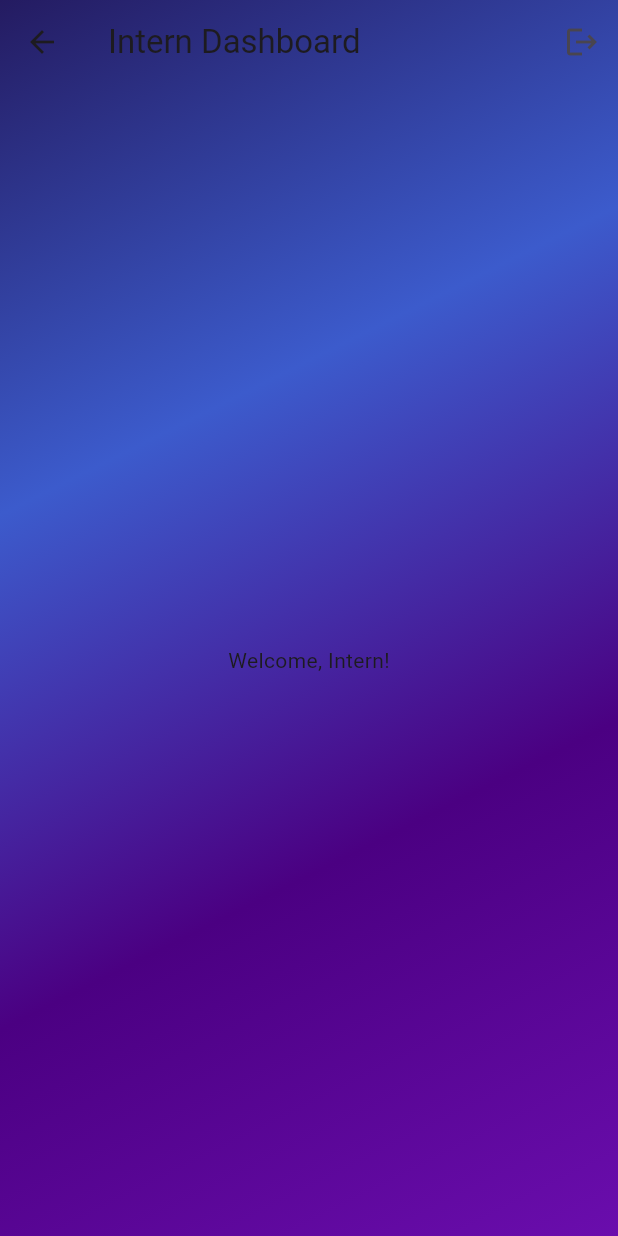
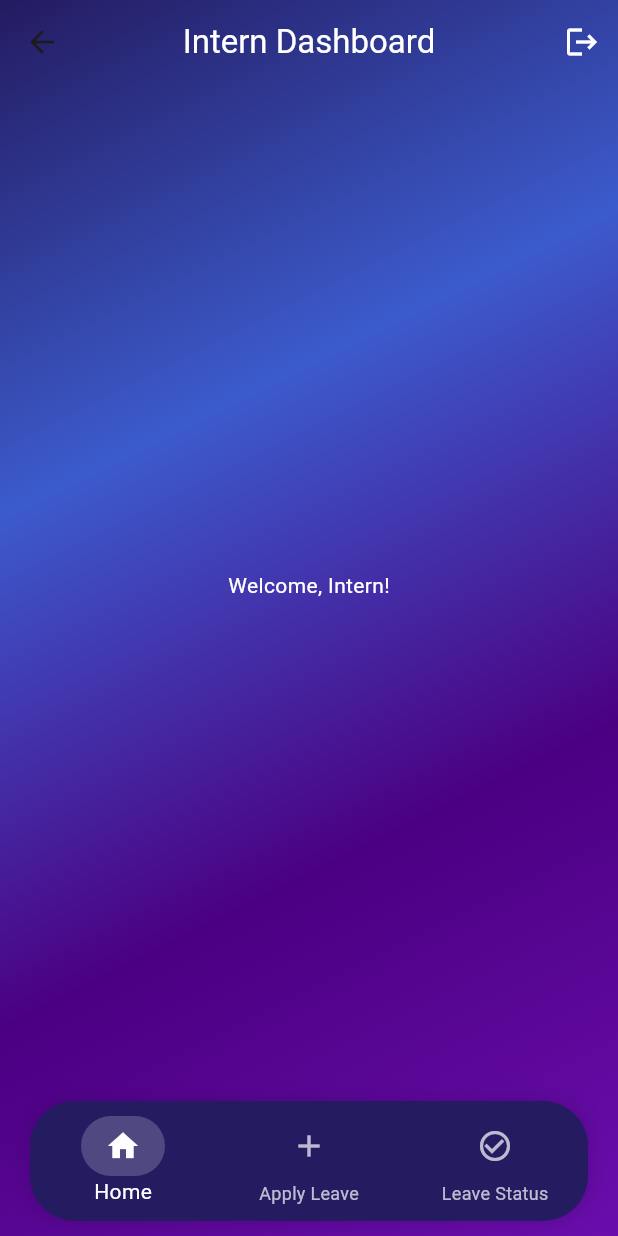
Before and after one commit to Molotov921/leave_app_management_system, a Flutter app: the InternDashboard screen opened by its route, on a phone screen of 412 x 824 dp. Run offline on Flutter 3.47's test engine with Material 3 defaults, Android fonts, the phone set to English and light mode, and no system bars; our stand-ins replace cloud_firestore, firebase_auth, firebase_core, get; accounts and stored records are empty; network calls fail.

Commit message:
intern_ui

```diff
--- a/lib/controllers/auth_controller.dart
+++ b/lib/controllers/auth_controller.dart
@@ -18,9 +18,9 @@ class AuthController extends GetxController {
     firebaseUser.bindStream(_auth.authStateChanges());
 
     ever(firebaseUser, (User? user) async {
+      await Future.delayed(const Duration(seconds: 3));
+
       if (user != null) {
-        await Future.delayed(const Duration(seconds: 1));
-
         try {
           DocumentSnapshot userDoc =
               await _firestore.collection('users').doc(user.uid).get();
--- a/lib/main.dart
+++ b/lib/main.dart
@@ -6,8 +6,7 @@ import 'firebase_options.dart';
 import 'screens/auth/login_screen.dart';
 import 'screens/admin/admin_dashboard.dart';
 import 'screens/auth/signup_screen.dart';
-import 'screens/interns/intern_dashboard.dart';
-import 'screens/intro/intro_screen.dart';
+import 'screens/interns/intern_home.dart';
 import 'screens/splash/splash_screen.dart';
 
 void main() async {
@@ -16,19 +15,8 @@ void main() async {
     options: DefaultFirebaseOptions.currentPlatform,
   );
 
-  Get.put(AuthController());
-
-  runApp(const MyApp());
-}
-
-class MyApp extends StatelessWidget {
-  const MyApp({super.key});
-
-  @override
-  Widget build(BuildContext context) {
-    return GetMaterialApp(
+  runApp(GetMaterialApp(
     debugShowCheckedModeBanner: false,
-      title: 'Leave Management System',
     theme: ThemeData(
       useMaterial3: true,
       scaffoldBackgroundColor: Colors.transparent,
@@ -39,6 +27,7 @@ class MyApp extends StatelessWidget {
     ),
     initialRoute: '/',
     builder: (context, child) {
+      Get.put(AuthController());
       return Container(
         decoration: const BoxDecoration(
           gradient: LinearGradient(
@@ -57,12 +46,10 @@ class MyApp extends StatelessWidget {
     },
     getPages: [
       GetPage(name: '/', page: () => const SplashScreen()),
-        GetPage(name: '/intro', page: () => const IntroScreen()),
       GetPage(name: '/login', page: () => const LoginScreen()),
+      GetPage(name: '/signup', page: () => const RegisterScreen()),
       GetPage(name: '/adminDashboard', page: () => const AdminDashboard()),
       GetPage(name: '/internDashboard', page: () => const InternDashboard()),
-        GetPage(name: '/signup', page: () => const RegisterScreen()),
     ],
-    );
+  ));
 }
-}
--- a/lib/screens/auth/login_screen.dart
+++ b/lib/screens/auth/login_screen.dart
@@ -68,7 +68,7 @@ class _LoginScreenState extends State<LoginScreen> {
               )
             : null,
         filled: true,
-        fillColor: Colors.white.withOpacity(0.2),
+        fillColor: Colors.white.withValues(alpha: 0.2),
         border: OutlineInputBorder(
           borderRadius: BorderRadius.circular(30),
           borderSide: BorderSide.none,
@@ -137,7 +137,7 @@ class _LoginScreenState extends State<LoginScreen> {
                             ),
                             elevation: 10,
                             shadowColor:
-                                const Color(0xFF3C5BCC).withOpacity(0.5),
+                                const Color(0xFF3C5BCC).withValues(alpha: 0.5),
                           ),
                           child: const Text(
                             'Sign In',
--- a/lib/screens/auth/signup_screen.dart
+++ b/lib/screens/auth/signup_screen.dart
@@ -62,7 +62,7 @@ class _RegisterScreenState extends State<RegisterScreen> {
               )
             : null,
         filled: true,
-        fillColor: Colors.white.withOpacity(0.2),
+        fillColor: Colors.white.withValues(alpha: 0.2),
         border: OutlineInputBorder(
           borderRadius: BorderRadius.circular(30),
           borderSide: BorderSide.none,
@@ -138,7 +138,7 @@ class _RegisterScreenState extends State<RegisterScreen> {
                             ),
                             elevation: 10,
                             shadowColor:
-                                const Color(0xFF3C5BCC).withOpacity(0.5),
+                                const Color(0xFF3C5BCC).withValues(alpha: 0.5),
                           ),
                           child: const Text(
                             'Register',
--- a/lib/screens/interns/intern_dashboard.dart
+++ b/lib/screens/interns/intern_dashboard.dart
@@ -1,31 +1,15 @@
 import 'package:flutter/material.dart';
-import 'package:get/get.dart';
-import '../../services/auth_services.dart';
 
-class InternDashboard extends StatelessWidget {
-  const InternDashboard({super.key});
+class InternDashboardContent extends StatelessWidget {
+  const InternDashboardContent({super.key});
 
   @override
   Widget build(BuildContext context) {
-    final AuthService authService = AuthService();
-
-    void logout() async {
-      await authService.signOut();
-      Get.offAllNamed('/login');
-    }
-
-    return Scaffold(
-      appBar: AppBar(
-        title: const Text("Intern Dashboard"),
-        actions: [
-          IconButton(
-            icon: const Icon(Icons.logout),
-            onPressed: logout,
-            tooltip: 'Logout',
-          ),
-        ],
+    return const Center(
+      child: Text(
+        "Welcome, Intern!",
+        style: TextStyle(color: Colors.white),
       ),
-      body: const Center(child: Text("Welcome, Intern!")),
     );
   }
 }
--- /dev/null
+++ b/lib/screens/interns/intern_home.dart
@@ -0,0 +1,132 @@
+import 'package:flutter/material.dart';
+import 'package:get/get.dart';
+import '../../services/auth_services.dart';
+import 'apply_leave.dart';
+import 'intern_dashboard.dart';
+import 'leave_status.dart';
+
+class InternDashboard extends StatefulWidget {
+  const InternDashboard({super.key});
+
+  @override
+  State<InternDashboard> createState() => _InternDashboardState();
+}
+
+class _InternDashboardState extends State<InternDashboard> {
+  int _selectedIndex = 0;
+  final PageController _pageController = PageController();
+
+  final List<Widget> _screens = [
+    const InternDashboardContent(),
+    const ApplyLeave(),
+    const LeaveStatus(),
+  ];
+
+  final List<String> _titles = [
+    "Intern Dashboard",
+    "Apply Leave",
+    "Leave Status",
+  ];
+
+  void _onItemTapped(int index) {
+    setState(() {
+      _selectedIndex = index;
+    });
+    _pageController.jumpToPage(index);
+  }
+
+  @override
+  Widget build(BuildContext context) {
+    final AuthService authService = AuthService();
+
+    void logout() async {
+      await authService.signOut();
+      Get.offAllNamed('/login');
+    }
+
+    return Scaffold(
+      appBar: AppBar(
+        centerTitle: true,
+        title: Text(
+          _titles[_selectedIndex],
+          style: const TextStyle(color: Colors.white),
+        ),
+        actions: [
+          IconButton(
+            icon: const Icon(
+              Icons.logout,
+              color: Colors.white,
+            ),
+            onPressed: logout,
+            tooltip: 'Logout',
+          ),
+        ],
+      ),
+      body: PageView(
+        controller: _pageController,
+        onPageChanged: (index) {
+          setState(() {
+            _selectedIndex = index;
+          });
+        },
+        children: _screens,
+      ),
+      bottomNavigationBar: Padding(
+        padding: const EdgeInsets.symmetric(horizontal: 20.0, vertical: 10.0),
+        child: Container(
+          height: 80,
+          decoration: BoxDecoration(
+            borderRadius: BorderRadius.circular(30),
+            color: const Color(0xFF241B61),
+            boxShadow: [
+              BoxShadow(
+                color: Colors.black12,
+                blurRadius: 10,
+                spreadRadius: 2,
+              ),
+            ],
+          ),
+          child: ClipRRect(
+            borderRadius: BorderRadius.circular(30),
+            child: BottomNavigationBar(
+              items: [
+                _buildBarItem(Icons.home, 'Home', 0),
+                _buildBarItem(Icons.add, 'Apply Leave', 1),
+                _buildBarItem(Icons.check_circle_outline, 'Leave Status', 2),
+              ],
+              currentIndex: _selectedIndex,
+              onTap: _onItemTapped,
+              elevation: 0,
+              backgroundColor: Colors.transparent,
+              selectedItemColor: Colors.white,
+              unselectedItemColor: Colors.white70,
+              type: BottomNavigationBarType.fixed,
+            ),
+          ),
+        ),
+      ),
+    );
+  }
+
+  BottomNavigationBarItem _buildBarItem(
+      IconData icon, String label, int index) {
+    final isSelected = index == _selectedIndex;
+    return BottomNavigationBarItem(
+      icon: AnimatedContainer(
+        duration: const Duration(milliseconds: 300),
+        padding: const EdgeInsets.symmetric(horizontal: 16.0, vertical: 8.0),
+        decoration: isSelected
+            ? BoxDecoration(
+                color: Colors.white.withValues(alpha: 0.2),
+                borderRadius: BorderRadius.circular(20),
+              )
+            : null,
+        child: Icon(
+          icon,
+          color: isSelected ? Colors.white : Colors.white70,
+        ),
+      ),
+      label: label,
+    );
+  }
+}
--- a/pubspec.yaml
+++ b/pubspec.yaml
@@ -50,7 +50,7 @@ dev_dependencies:
   # activated in the `analysis_options.yaml` file located at the root of your
   # package. See that file for information about deactivating specific lint
   # rules and activating additional ones.
-  flutter_lints: ^4.0.0
+  flutter_lints: ^5.0.0
 
 # For information on the generic Dart part of this file, see the
 # following page: https://dart.dev/tools/pub/pubspec
```
Also changed, not shown: lib/controllers/leave_controller.dart (added, +49 -0 lines), lib/screens/interns/apply_leave.dart (+271 -0 lines), lib/screens/interns/leave_status.dart (+17 -0 lines), lib/screens/intro/intro_screen.dart (deleted, +0 -84 lines), lib/screens/splash/splash_screen.dart (+6 -5 lines), lib/utils/styles.dart (deleted), pubspec.lock, 2 other files. Lines whose indentation alone changed are shown as unchanged.
